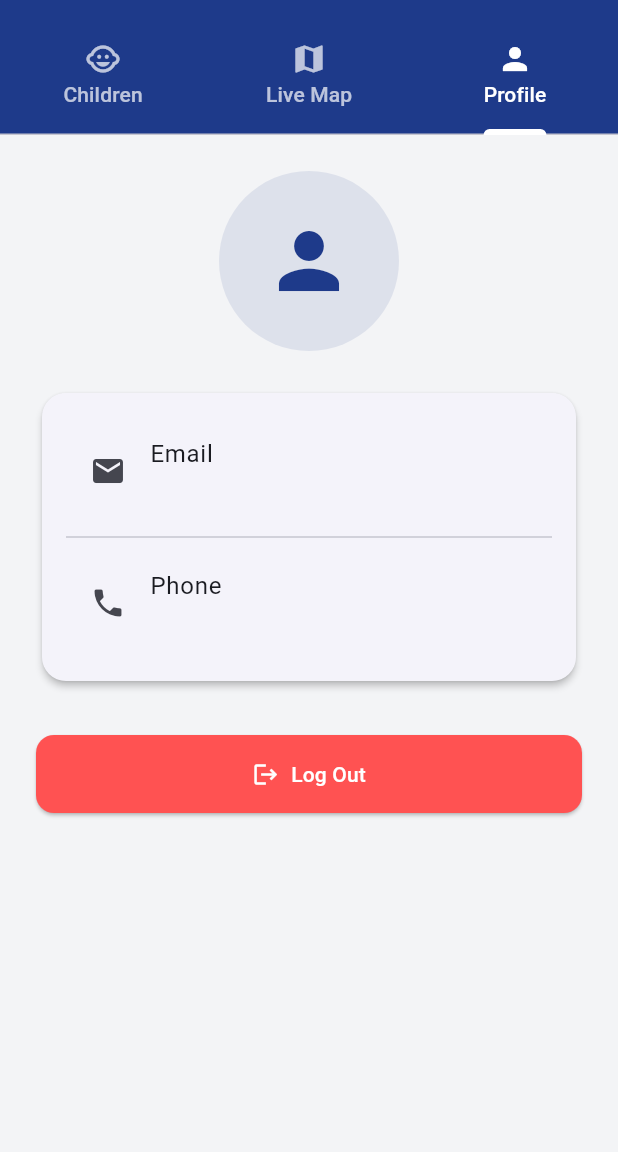
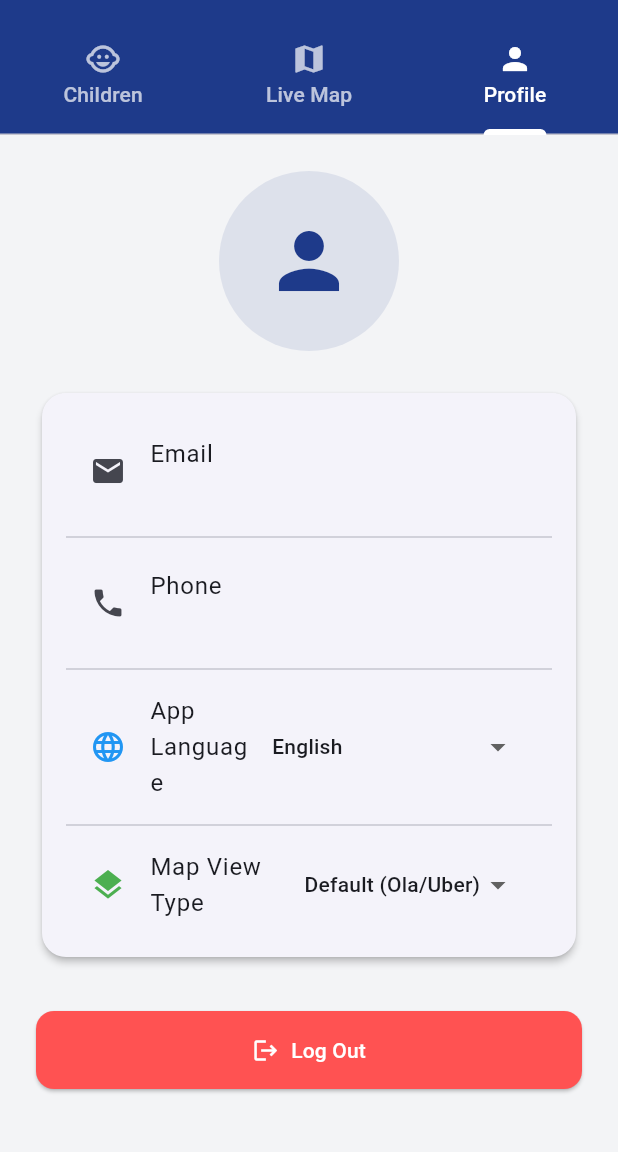
Before and after one commit to Arshad-o/KiddoCab, a Flutter app: the ParentDashboard screen opened directly, tab 3 chosen, on a phone screen of 412 x 824 dp, the part 63-1215 px from its top. Run offline on Flutter 3.47's test engine with Material 3 defaults, Android fonts, the phone set to English and light mode, and no system bars; our stand-ins replace flutter_local_notifications, geolocator, google_maps_flutter, image_picker, supabase_flutter; missing offline and left inert: flutter_jailbreak_detection; accounts and stored records are empty.

Commit message:
Add language switcher and MapType toggles in Profile Tab

```diff
--- a/lib/screens/parent_dashboard.dart
+++ b/lib/screens/parent_dashboard.dart
@@ -21,6 +21,16 @@ class _ParentDashboardState extends State<ParentDashboard> {
 
   GoogleMapController? _mapController;
   LatLng? _currentPosition;
+
+  // NEW: Profile Settings State
+  String _selectedLanguage = 'English';
+  final List<String> _languages = [
+    'English', 'Telugu (తెలుగు)', 'Hindi (हिन्दी)', 'Tamil (தமிழ்)',
+    'Kannada (ಕನ್ನಡ)', 'Malayalam (മലയാളം)', 'Punjabi (ਪੰਜਾਬੀ)',
+    'Gujarati (ગુજરાતી)', 'Rajasthani (राजस्थानी)'
+  ];
+  MapType _selectedMapType = MapType.normal;
+
 
 
   @override
@@ -199,6 +209,7 @@ class _ParentDashboardState extends State<ParentDashboard> {
       children: [
         // Full Screen Map
         GoogleMap(
+          mapType: _selectedMapType,
           initialCameraPosition: _currentPosition != null
               ? CameraPosition(target: _currentPosition!, zoom: 16.0)
               : const CameraPosition(
@@ -301,6 +312,54 @@ class _ParentDashboardState extends State<ParentDashboard> {
                     title: const Text('Phone'),
                     subtitle: Text(user?.phone ?? 'Not available'),
                   ),
+                  const Divider(),
+                  ListTile(
+                    leading: const Icon(Icons.language, color: Colors.blue),
+                    title: const Text('App Language'),
+                    trailing: DropdownButton<String>(
+                      value: _selectedLanguage,
+                      underline: const SizedBox(),
+                      icon: const Icon(Icons.arrow_drop_down),
+                      items: _languages.map((String lang) {
+                        return DropdownMenuItem<String>(
+                          value: lang,
+                          child: Text(lang, style: const TextStyle(fontSize: 14)),
+                        );
+                      }).toList(),
+                      onChanged: (String? newValue) {
+                        if (newValue != null) {
+                          setState(() => _selectedLanguage = newValue);
+                          ScaffoldMessenger.of(context).showSnackBar(
+                            SnackBar(content: Text('Language updated to $newValue')),
+                          );
+                        }
+                      },
+                    ),
+                  ),
+                  const Divider(),
+                  ListTile(
+                    leading: const Icon(Icons.layers, color: Colors.green),
+                    title: const Text('Map View Type'),
+                    trailing: DropdownButton<MapType>(
+                      value: _selectedMapType,
+                      underline: const SizedBox(),
+                      icon: const Icon(Icons.arrow_drop_down),
+                      items: const [
+                        DropdownMenuItem(value: MapType.normal, child: Text('Default (Ola/Uber)', style: TextStyle(fontSize: 14))),
+                        DropdownMenuItem(value: MapType.satellite, child: Text('Satellite View', style: TextStyle(fontSize: 14))),
+                        DropdownMenuItem(value: MapType.terrain, child: Text('Terrain View', style: TextStyle(fontSize: 14))),
+                        DropdownMenuItem(value: MapType.hybrid, child: Text('Hybrid View', style: TextStyle(fontSize: 14))),
+                      ],
+                      onChanged: (MapType? newValue) {
+                        if (newValue != null) {
+                          setState(() => _selectedMapType = newValue);
+                          ScaffoldMessenger.of(context).showSnackBar(
+                            const SnackBar(content: Text('Map View updated! Check the Live Map tab.')),
+                          );
+                        }
+                      },
+                    ),
+                  ),
                 ],
               ),
             ),
```
